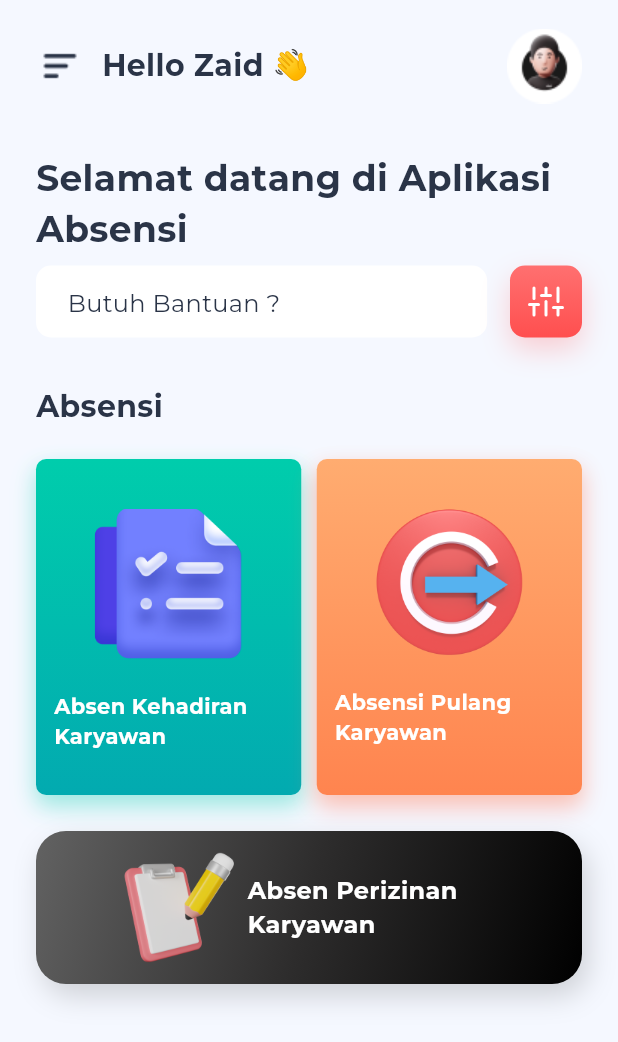
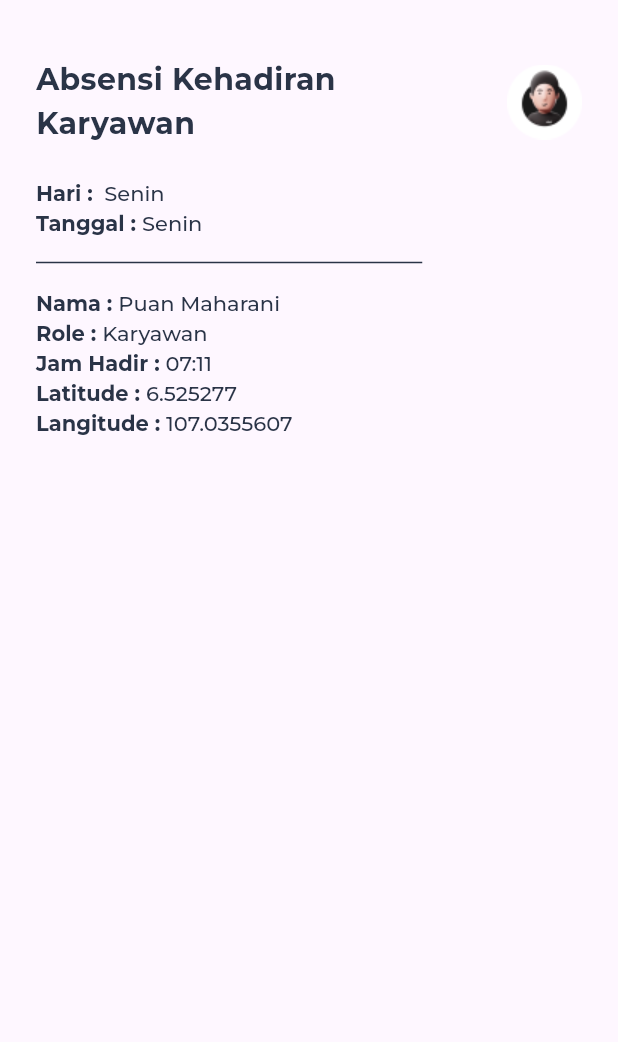
Before and after one commit to abdillahfaiz/attendance_mobile_app, a Flutter app: the DashboardScreenPage screen opened by its route, after a tap on "Absen Kehadiran Karyawan", on a phone screen of 412 x 824 dp. Shown: the top 1042 px of the screen. Run offline on Flutter 3.47's test engine with Material 2 defaults, Android fonts, the phone set to English and light mode, and no system bars; our stand-ins replace bloc, flutter_svg.

Commit message:
add architecture

```diff
--- /dev/null
+++ b/lib/bloc/auth/login/login_event.dart
@@ -0,0 +1,4 @@
+part of 'login_bloc.dart';
+
+@immutable
+abstract class LoginEvent {}
--- /dev/null
+++ b/lib/bloc/auth/login/login_state.dart
@@ -0,0 +1,6 @@
+part of 'login_bloc.dart';
+
+@immutable
+abstract class LoginState {}
+
+class LoginInitial extends LoginState {}
--- /dev/null
+++ b/lib/bloc/auth/logout/logout_event.dart
@@ -0,0 +1,4 @@
+part of 'logout_bloc.dart';
+
+@immutable
+abstract class LogoutEvent {}
--- /dev/null
+++ b/lib/bloc/auth/logout/logout_state.dart
@@ -0,0 +1,6 @@
+part of 'logout_bloc.dart';
+
+@immutable
+abstract class LogoutState {}
+
+class LogoutInitial extends LogoutState {}
--- a/lib/main.dart
+++ b/lib/main.dart
@@ -1,6 +1,8 @@
 import 'package:attendance_mobile_app/presentation/pages/dashboard_page_screen.dart';
 import 'package:attendance_mobile_app/presentation/pages/login_page.dart';
+import 'package:attendance_mobile_app/presentation/pages/present_page.dart';
 import 'package:flutter/material.dart';
+import 'package:http/http.dart' as http;
 
 void main() {
   runApp(const MyApp());
@@ -22,6 +24,7 @@ class MyApp extends StatelessWidget {
       routes: {
         // '/': (context) => const LoginPage(),
         '/dashboard-page': (context) => const DashboardScreenPage(),
+        '/kehadiran-page':(context) => const PresentPage()
       },
       home: const LoginPage(),
     );
--- a/lib/presentation/pages/dashboard_page_screen.dart
+++ b/lib/presentation/pages/dashboard_page_screen.dart
@@ -91,7 +91,9 @@ class _DashboardScreenPageState extends State<DashboardScreenPage> {
                 mainAxisAlignment: MainAxisAlignment.spaceBetween,
                 children: [
                   InkWell(
-                    onTap: () {},
+                    onTap: () {
+                      Navigator.pushNamed(context, '/kehadiran-page');
+                    },
                     child: const AbsenButton(
                       imageURL: 'assets/icons/kehadiran.png',
                       title: 'Absen Kehadiran Karyawan',
--- a/lib/presentation/pages/present_page.dart
+++ b/lib/presentation/pages/present_page.dart
@@ -1,17 +1,90 @@
+import 'package:attendance_mobile_app/presentation/config/color_config.dart';
+import 'package:attendance_mobile_app/presentation/config/text_style.dart';
+import 'package:attendance_mobile_app/presentation/utils/table_data_absen.dart';
 import 'package:flutter/material.dart';
 
-class PresentPAge extends StatefulWidget {
-  const PresentPAge({super.key});
+class PresentPage extends StatefulWidget {
+  const PresentPage({super.key});
 
   @override
-  State<PresentPAge> createState() => _PresentPAgeState();
+  State<PresentPage> createState() => _PresentPageState();
 }
 
-class _PresentPAgeState extends State<PresentPAge> {
+class _PresentPageState extends State<PresentPage> {
   @override
   Widget build(BuildContext context) {
     return Scaffold(
-      body: Container(child: Column(children: [],),),
+      body: SafeArea(
+        child: Container(
+          padding: const EdgeInsets.symmetric(horizontal: 24, vertical: 39),
+          child: Column(
+            crossAxisAlignment: CrossAxisAlignment.start,
+            children: [
+              Row(
+                mainAxisAlignment: MainAxisAlignment.spaceBetween,
+                children: [
+                  SizedBox(
+                    width: MediaQuery.of(context).size.width / 2.04,
+                    child: const Text(
+                      'Absensi Kehadiran Karyawan',
+                      style: mainTitle,
+                      overflow: TextOverflow.clip,
+                    ),
+                  ),
+                  const SizedBox(
+                    width: 12.0,
+                  ),
+                  Image.asset('assets/icons/avatar_icon.png'),
+                ],
+              ),
+              const SizedBox(
+                height: 23.0,
+              ),
+              Column(
+                crossAxisAlignment: CrossAxisAlignment.start,
+                children: [
+                  const DataAttendance(title: 'Hari : ', value: ' Senin'),
+                  const SizedBox(
+                    height: 3.0,
+                  ),
+                  const DataAttendance(title: 'Tanggal : ', value: 'Senin'),
+                  const SizedBox(
+                    height: 10.0,
+                  ),
+                  SizedBox(
+                    width: MediaQuery.of(context).size.width / 1.6,
+                    child: const Divider(
+                      color: mainColor,
+                    ),
+                  ),
+                  const SizedBox(
+                    height: 10.0,
+                  ),
+                  const DataAttendance(
+                      title: 'Nama : ', value: 'Puan Maharani'),
+                  const SizedBox(
+                    height: 3.0,
+                  ),
+                  const DataAttendance(title: 'Role : ', value: 'Karyawan'),
+                  const SizedBox(
+                    height: 3.0,
+                  ),
+                  const DataAttendance(title: 'Jam Hadir : ', value: '07:11'),
+                  const SizedBox(
+                    height: 3.0,
+                  ),
+                  const DataAttendance(title: 'Latitude : ', value: '6.525277'),
+                  const SizedBox(
+                    height: 3.0,
+                  ),
+                  const DataAttendance(
+                      title: 'Langitude : ', value: '107.0355607'),
+                ],
+              )
+            ],
+          ),
+        ),
+      ),
     );
   }
 }
--- /dev/null
+++ b/lib/presentation/utils/table_data_absen.dart
@@ -0,0 +1,31 @@
+// ignore_for_file: public_member_api_docs, sort_constructors_first
+import 'package:flutter/material.dart';
+
+import 'package:attendance_mobile_app/presentation/config/text_style.dart';
+
+class DataAttendance extends StatelessWidget {
+  final String title;
+  final String value;
+  const DataAttendance({
+    Key? key,
+    required this.title,
+    required this.value,
+  }) : super(key: key);
+
+  @override
+  Widget build(BuildContext context) {
+    return RichText(
+      text: TextSpan(
+          text: title,
+          style: mainTitle.copyWith(fontSize: 14),
+          children: [
+            TextSpan(
+              text: value,
+              style: regularText.copyWith(
+                fontSize: 14,
+              ),
+            ),
+          ]),
+    );
+  }
+}
```
Also changed, not shown: lib/bloc/auth/login/login_bloc.dart (added, +13 -0 lines), lib/bloc/auth/logout/logout_bloc.dart (added, +13 -0 lines), lib/data/models/request/login_model.dart (added, +17 -0 lines), lib/data/models/response/login_response_model.dart (added, +81 -0 lines), pubspec.yaml (+3 -6 lines), lib/presentation/pages/nyoba_google_maps.dart (added), pubspec.lock.
